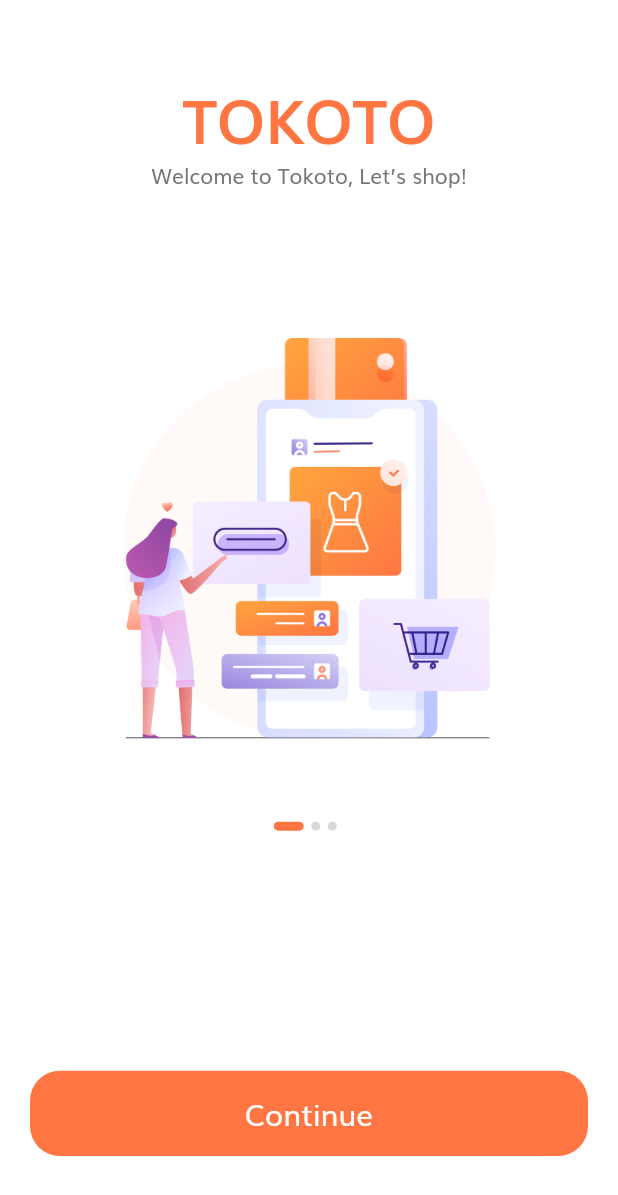
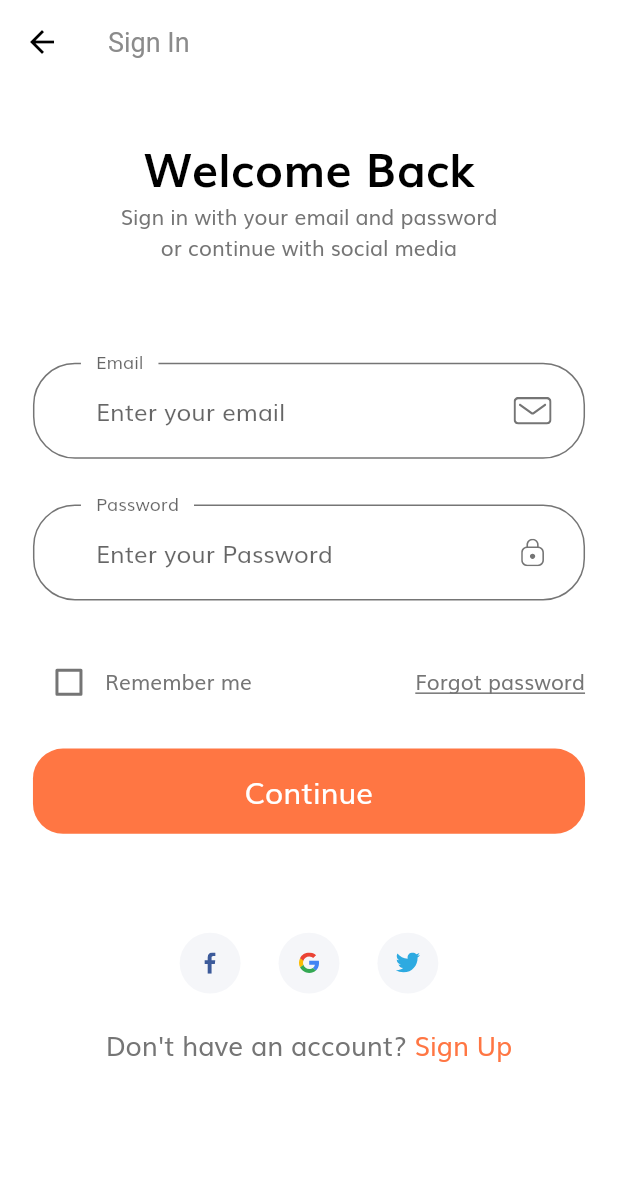
Before and after one commit to xrr2016/flutter-shop-app, a Flutter app: the screen it shows after launch, after a tap on "Continue", on a phone screen of 412 x 824 dp. Shown: the top 1195 px of the screen. Run offline on Flutter 3.47's test engine with Material 2 defaults, Android fonts, the phone set to English and light mode, and no system bars; our stand-ins replace flutter_svg.

Commit message:
feat: sign in screen

```diff
--- /dev/null
+++ b/lib/components/custom_suffix_icon.dart
@@ -0,0 +1,29 @@
+import 'package:flutter/material.dart';
+import 'package:flutter_svg/flutter_svg.dart';
+
+import '../size_config.dart';
+
+class CustomSuffixIcon extends StatelessWidget {
+  const CustomSuffixIcon({
+    Key key,
+    @required this.icon,
+  }) : super(key: key);
+
+  final String icon;
+
+  @override
+  Widget build(BuildContext context) {
+    return Padding(
+      padding: EdgeInsets.fromLTRB(
+        0,
+        getProportionateScreenWidth(20),
+        getProportionateScreenWidth(20),
+        getProportionateScreenWidth(20),
+      ),
+      child: SvgPicture.asset(
+        icon,
+        height: getProportionateScreenHeight(18),
+      ),
+    );
+  }
+}
--- /dev/null
+++ b/lib/components/form_errors.dart
@@ -0,0 +1,34 @@
+import 'package:flutter/material.dart';
+import 'package:flutter_svg/flutter_svg.dart';
+
+import '../size_config.dart';
+
+class FormErrors extends StatelessWidget {
+  final List<String> errors;
+
+  const FormErrors({Key key, this.errors}) : super(key: key);
+
+  @override
+  Widget build(BuildContext context) {
+    return Column(
+      children: List.generate(
+        errors.length,
+        (index) => formErrorText(text: errors[index]),
+      ),
+    );
+  }
+
+  Row formErrorText({String text}) {
+    return Row(
+      children: [
+        SvgPicture.asset(
+          "assets/icons/Error.svg",
+          width: getProportionateScreenWidth(14),
+          height: getProportionateScreenHeight(14),
+        ),
+        SizedBox(width: getProportionateScreenWidth(10)),
+        Text(text),
+      ],
+    );
+  }
+}
--- /dev/null
+++ b/lib/components/socal_card.dart
@@ -0,0 +1,35 @@
+import 'package:flutter/material.dart';
+import 'package:flutter_svg/flutter_svg.dart';
+
+import '../size_config.dart';
+
+class SocalCard extends StatelessWidget {
+  const SocalCard({
+    Key key,
+    this.icon,
+    this.press,
+  }) : super(key: key);
+
+  final String icon;
+  final Function press;
+
+  @override
+  Widget build(BuildContext context) {
+    return GestureDetector(
+      onTap: press,
+      child: Container(
+        padding: EdgeInsets.all(getProportionateScreenWidth(12)),
+        margin: EdgeInsets.symmetric(
+          horizontal: getProportionateScreenWidth(10),
+        ),
+        height: getProportionateScreenHeight(40),
+        width: getProportionateScreenWidth(40),
+        decoration: BoxDecoration(
+          color: Color(0xfff5f6f9),
+          shape: BoxShape.circle,
+        ),
+        child: SvgPicture.asset(icon),
+      ),
+    );
+  }
+}
--- a/lib/constans.dart
+++ b/lib/constans.dart
@@ -11,3 +11,15 @@ const kSecondaryColor = Color(0xFF979797);
 const kTextColor = Color(0xFF757575);
 
 const kAnimationDuration = Duration(milliseconds: 200);
+
+// Form Error
+final RegExp emailValidatorRegExp =
+    RegExp(r"^[a-zA-Z0-9.]+@[a-zA-Z0-9]+\.[a-zA-Z]+");
+const String kEmailNullError = "Please Enter your email";
+const String kInvalidEmailError = "Please Enter Valid Email";
+const String kPassNullError = "Please Enter your password";
+const String kShortPassError = "Password is too short";
+const String kMatchPassError = "Passwords don't match";
+const String kNamelNullError = "Please Enter your name";
+const String kPhoneNumberNullError = "Please Enter your phone number";
+const String kAddressNullError = "Please Enter your address";
--- a/lib/main.dart
+++ b/lib/main.dart
@@ -1,7 +1,8 @@
 import 'package:flutter/material.dart';
-import 'package:shop_app/constans.dart';
 import 'package:shop_app/routes.dart';
 import 'package:shop_app/screens/splash/splash_screen.dart';
+
+import './theme.dart';
 
 void main() {
   runApp(MyApp());
@@ -14,15 +15,7 @@ class MyApp extends StatelessWidget {
     return MaterialApp(
       title: 'Shop App',
       debugShowCheckedModeBanner: false,
-      theme: ThemeData(
-        fontFamily: "Muli",
-        textTheme: TextTheme(
-          bodyText1: TextStyle(color: kTextColor),
-          bodyText2: TextStyle(color: kTextColor),
-        ),
-        scaffoldBackgroundColor: Colors.white,
-        visualDensity: VisualDensity.adaptivePlatformDensity,
-      ),
+      theme: theme(),
       // home: SplashScreen(),
       routes: routes,
       initialRoute: SplashScreen.routeName,
--- a/lib/routes.dart
+++ b/lib/routes.dart
@@ -1,6 +1,8 @@
 import 'package:flutter/material.dart';
+import 'package:shop_app/screens/signin/signin_screen.dart';
 import 'package:shop_app/screens/splash/splash_screen.dart';
 
 final Map<String, WidgetBuilder> routes = {
   SplashScreen.routeName: (context) => SplashScreen(),
+  SigninScreen.routeName: (context) => SigninScreen(),
 };
--- /dev/null
+++ b/lib/screens/signin/components/signin_body.dart
@@ -0,0 +1,79 @@
+import 'package:flutter/material.dart';
+import 'package:shop_app/components/socal_card.dart';
+import 'package:shop_app/constans.dart';
+
+import './signin_form.dart';
+import '../../../size_config.dart';
+
+class SigninBody extends StatelessWidget {
+  @override
+  Widget build(BuildContext context) {
+    return SafeArea(
+      child: SizedBox(
+        width: double.infinity,
+        child: Padding(
+          padding: EdgeInsets.symmetric(
+            horizontal: getProportionateScreenWidth(20),
+          ),
+          child: SingleChildScrollView(
+            child: Column(
+              children: [
+                SizedBox(height: SizeConfig.screenHeight * 0.04),
+                Text(
+                  'Welcome Back',
+                  style: TextStyle(
+                    fontSize: getProportionateScreenWidth(28),
+                    fontWeight: FontWeight.bold,
+                    color: Colors.black,
+                  ),
+                ),
+                Text(
+                  "Sign in with your email and password  \nor continue with social media",
+                  textAlign: TextAlign.center,
+                ),
+                SizedBox(height: SizeConfig.screenHeight * 0.08),
+                SignForm(),
+                SizedBox(height: SizeConfig.screenHeight * 0.08),
+                Row(
+                  mainAxisAlignment: MainAxisAlignment.center,
+                  children: [
+                    SocalCard(
+                      icon: "assets/icons/facebook-2.svg",
+                      press: () {},
+                    ),
+                    SocalCard(
+                      icon: "assets/icons/google-icon.svg",
+                      press: () {},
+                    ),
+                    SocalCard(
+                      icon: "assets/icons/twitter.svg",
+                      press: () {},
+                    ),
+                  ],
+                ),
+                SizedBox(height: getProportionateScreenHeight(20)),
+                Row(
+                  mainAxisAlignment: MainAxisAlignment.center,
+                  children: [
+                    Text(
+                      "Don't have an account? ",
+                      style:
+                          TextStyle(fontSize: getProportionateScreenWidth(16)),
+                    ),
+                    Text(
+                      "Sign Up",
+                      style: TextStyle(
+                        fontSize: getProportionateScreenWidth(16),
+                        color: kPrimaryColor,
+                      ),
+                    ),
+                  ],
+                ),
+              ],
+            ),
+          ),
+        ),
+      ),
+    );
+  }
+}
--- /dev/null
+++ b/lib/screens/signin/components/signin_form.dart
@@ -0,0 +1,137 @@
+import 'package:flutter/material.dart';
+import 'package:shop_app/components/custom_suffix_icon.dart';
+import 'package:shop_app/components/default_button.dart';
+import 'package:shop_app/components/form_errors.dart';
+
+import '../../../constans.dart';
+import '../../../size_config.dart';
+
+class SignForm extends StatefulWidget {
+  @override
+  _SignFormState createState() => _SignFormState();
+}
+
+class _SignFormState extends State<SignForm> {
+  final GlobalKey<FormState> _formKey = GlobalKey<FormState>();
+  final List<String> _errors = [];
+
+  String email;
+  String password;
+  bool remember = false;
+
+  @override
+  Widget build(BuildContext context) {
+    return Form(
+      key: _formKey,
+      child: Column(
+        children: [
+          buildEmailFormField(),
+          SizedBox(height: getProportionateScreenHeight(30)),
+          buildPasswordFormField(),
+          SizedBox(height: getProportionateScreenHeight(30)),
+          Row(
+            children: [
+              Checkbox(
+                  value: remember,
+                  activeColor: kPrimaryColor,
+                  onChanged: (value) {
+                    setState(() {
+                      remember = value;
+                    });
+                  }),
+              Text('Remember me'),
+              Spacer(),
+              Text(
+                'Forgot password',
+                style: TextStyle(
+                  decoration: TextDecoration.underline,
+                ),
+              ),
+            ],
+          ),
+          FormErrors(errors: _errors),
+          SizedBox(height: getProportionateScreenHeight(20)),
+          DefaultButton(
+            text: "Continue",
+            press: () {
+              print(_errors.length);
+              if (_formKey.currentState.validate()) {
+                _formKey.currentState.save();
+              }
+            },
+          ),
+        ],
+      ),
+    );
+  }
+
+  TextFormField buildPasswordFormField() {
+    return TextFormField(
+      obscureText: true,
+      onSaved: (newValue) {
+        password = newValue;
+      },
+      onChanged: (value) {
+        if (value.isNotEmpty && _errors.contains(kPassNullError)) {
+          _errors.remove(kPassNullError);
+        } else if (value.length >= 8 && _errors.contains(kShortPassError)) {
+          _errors.remove(kShortPassError);
+        }
+        setState(() {});
+        return null;
+      },
+      validator: (value) {
+        if (value.isEmpty && !_errors.contains(kPassNullError)) {
+          _errors.add(kPassNullError);
+        } else if (value.length < 8 && !_errors.contains(kShortPassError)) {
+          _errors.add(kShortPassError);
+        }
+        setState(() {});
+        return null;
+      },
+      decoration: InputDecoration(
+        labelText: "Password",
+        hintText: "Enter your Password",
+        floatingLabelBehavior: FloatingLabelBehavior.always,
+        suffixIcon: CustomSuffixIcon(
+          icon: "assets/icons/Lock.svg",
+        ),
+      ),
+    );
+  }
+
+  TextFormField buildEmailFormField() {
+    return TextFormField(
+      onSaved: (newValue) {
+        email = newValue;
+      },
+      onChanged: (value) {
+        if (value.isNotEmpty && _errors.contains(kEmailNullError)) {
+          _errors.remove(kEmailNullError);
+        } else if (emailValidatorRegExp.hasMatch(value) &&
+            _errors.contains(kInvalidEmailError)) {
+          _errors.remove(kInvalidEmailError);
+        }
+        setState(() {});
+      },
+      validator: (value) {
+        if (value.isEmpty && !_errors.contains(kEmailNullError)) {
+          _errors.add(kEmailNullError);
+        } else if (!emailValidatorRegExp.hasMatch(value) &&
+            !_errors.contains(kInvalidEmailError)) {
+          _errors.add(kInvalidEmailError);
+        }
+        setState(() {});
+        return null;
+      },
+      decoration: InputDecoration(
+        labelText: "Email",
+        hintText: "Enter your email",
+        floatingLabelBehavior: FloatingLabelBehavior.always,
+        suffixIcon: CustomSuffixIcon(
+          icon: "assets/icons/Mail.svg",
+        ),
+      ),
+    );
+  }
+}
--- /dev/null
+++ b/lib/screens/signin/signin_screen.dart
@@ -0,0 +1,17 @@
+import 'package:flutter/material.dart';
+
+import './components/signin_body.dart';
+
+class SigninScreen extends StatelessWidget {
+  static String routeName = '/signin';
+
+  @override
+  Widget build(BuildContext context) {
+    return Scaffold(
+      appBar: AppBar(
+        title: Text('Sign In'),
+      ),
+      body: SigninBody(),
+    );
+  }
+}
--- a/lib/screens/splash/components/splash_body.dart
+++ b/lib/screens/splash/components/splash_body.dart
@@ -1,4 +1,5 @@
 import 'package:flutter/material.dart';
+import 'package:shop_app/screens/signin/signin_screen.dart';
 
 import './splash_content.dart';
 import '../../../constans.dart';
@@ -67,7 +68,9 @@ class _SplashBodyState extends State<SplashBody> {
                     ),
                     DefaultButton(
                       text: 'Continue',
-                      press: () {},
+                      press: () {
+                        Navigator.pushNamed(context, SigninScreen.routeName);
+                      },
                     ),
                     Spacer(),
                   ],
--- /dev/null
+++ b/lib/theme.dart
@@ -0,0 +1,51 @@
+import 'package:flutter/material.dart';
+
+import './constans.dart';
+
+ThemeData theme() {
+  return ThemeData(
+    fontFamily: "Muli",
+    textTheme: textTheme(),
+    appBarTheme: appBarTheme(),
+    inputDecorationTheme: inputDecorationTheme(),
+    scaffoldBackgroundColor: Colors.white,
+    visualDensity: VisualDensity.adaptivePlatformDensity,
+  );
+}
+
+InputDecorationTheme inputDecorationTheme() {
+  OutlineInputBorder outlineInputBorder = OutlineInputBorder(
+    borderRadius: BorderRadius.circular(28),
+    borderSide: BorderSide(color: kTextColor),
+    gapPadding: 10,
+  );
+  return InputDecorationTheme(
+    // floatingLabelBehavior: FloatingLabelBehavior.always,
+    contentPadding: EdgeInsets.symmetric(
+      horizontal: 42,
+      vertical: 20,
+    ),
+    enabledBorder: outlineInputBorder,
+    focusedBorder: outlineInputBorder,
+    border: outlineInputBorder,
+  );
+}
+
+TextTheme textTheme() {
+  return TextTheme(
+    bodyText1: TextStyle(color: kTextColor),
+    bodyText2: TextStyle(color: kTextColor),
+  );
+}
+
+AppBarTheme appBarTheme() {
+  return AppBarTheme(
+    elevation: 0.0,
+    color: Colors.white,
+    brightness: Brightness.light,
+    iconTheme: IconThemeData(color: Colors.black),
+    textTheme: TextTheme(
+      headline6: TextStyle(color: Color(0xff8b8b8b), fontSize: 18),
+    ),
+  );
+}
```
